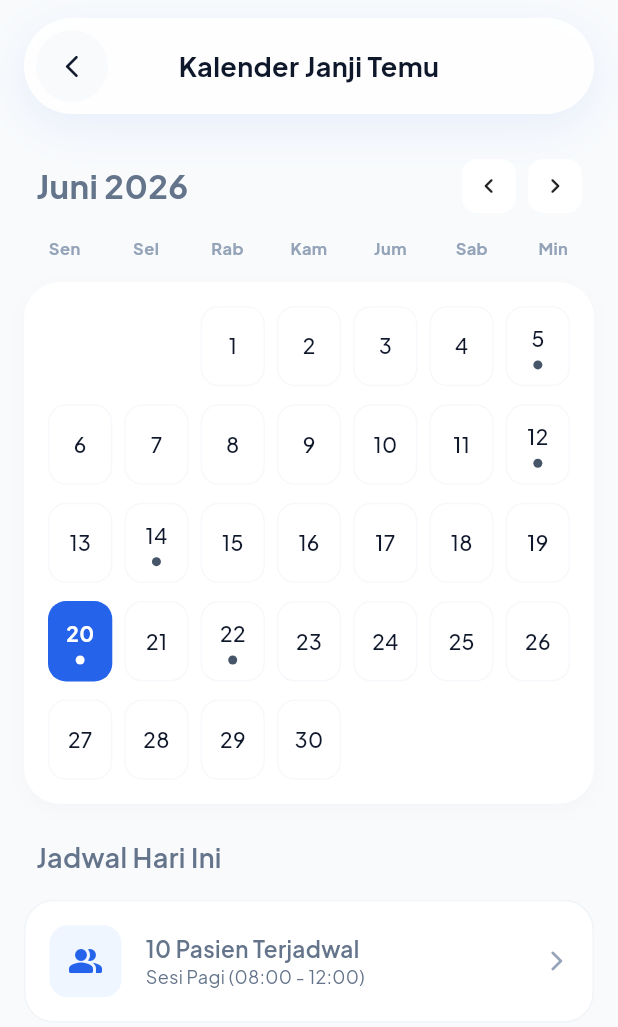
After one commit to ardhikaxx/kliniktap-app, a Flutter app: the FullCalendarPage screen opened by its route, on a phone screen of 412 x 824 dp. The commit adds this screen. Shown: the top 1027 px of the screen. Run offline on Flutter 3.47's test engine with Material 3 defaults, Android fonts, the phone set to English and light mode, and no system bars; our stand-ins replace cached_network_image, get, google_fonts; network calls fail.

Commit message:
feat: tambah Katalog Obat dan Kalender Janji Temu Penuh

```diff
--- a/lib/app/routes/app_pages.dart
+++ b/lib/app/routes/app_pages.dart
@@ -19,6 +19,10 @@ import '../../features/queue_detail/bindings/queue_detail_binding.dart';
 import '../../features/queue_detail/views/queue_detail_page.dart';
 import '../../features/add_medical_record/bindings/add_medical_record_binding.dart';
 import '../../features/add_medical_record/views/add_medical_record_page.dart';
+import '../../features/drug_catalog/bindings/drug_catalog_binding.dart';
+import '../../features/drug_catalog/views/drug_catalog_page.dart';
+import '../../features/full_calendar/bindings/full_calendar_binding.dart';
+import '../../features/full_calendar/views/full_calendar_page.dart';
 
 class AppPages {
   static const initial = Routes.mainNav;
@@ -69,5 +73,15 @@ class AppPages {
       page: () => const AddMedicalRecordPage(),
       binding: AddMedicalRecordBinding(),
     ),
+    GetPage(
+      name: Routes.drugCatalog,
+      page: () => const DrugCatalogPage(),
+      binding: DrugCatalogBinding(),
+    ),
+    GetPage(
+      name: Routes.fullCalendar,
+      page: () => const FullCalendarPage(),
+      binding: FullCalendarBinding(),
+    ),
   ];
 }
--- a/lib/app/routes/app_routes.dart
+++ b/lib/app/routes/app_routes.dart
@@ -11,4 +11,7 @@ abstract class Routes {
   static const settings = '/settings';
   static const queueDetail = '/queue-detail';
   static const addMedicalRecord = '/add-medical-record';
+
+  static const drugCatalog = '/drug-catalog';
+  static const fullCalendar = '/full-calendar';
 }
--- /dev/null
+++ b/lib/features/drug_catalog/bindings/drug_catalog_binding.dart
@@ -0,0 +1,9 @@
+import 'package:get/get.dart';
+import '../controllers/drug_catalog_controller.dart';
+
+class DrugCatalogBinding extends Bindings {
+  @override
+  void dependencies() {
+    Get.lazyPut(() => DrugCatalogController());
+  }
+}
--- /dev/null
+++ b/lib/features/drug_catalog/controllers/drug_catalog_controller.dart
@@ -0,0 +1,4 @@
+import 'package:get/get.dart';
+
+class DrugCatalogController extends GetxController {
+}
--- /dev/null
+++ b/lib/features/full_calendar/bindings/full_calendar_binding.dart
@@ -0,0 +1,9 @@
+import 'package:get/get.dart';
+import '../controllers/full_calendar_controller.dart';
+
+class FullCalendarBinding extends Bindings {
+  @override
+  void dependencies() {
+    Get.lazyPut(() => FullCalendarController());
+  }
+}
--- /dev/null
+++ b/lib/features/full_calendar/controllers/full_calendar_controller.dart
@@ -0,0 +1,4 @@
+import 'package:get/get.dart';
+
+class FullCalendarController extends GetxController {
+}
--- /dev/null
+++ b/lib/features/full_calendar/views/full_calendar_page.dart
@@ -0,0 +1,223 @@
+import 'package:flutter/material.dart';
+import 'package:get/get.dart';
+import '../controllers/full_calendar_controller.dart';
+import '../../../app/theme/app_colors.dart';
+import '../../../app/theme/app_text_styles.dart';
+
+class FullCalendarPage extends GetView<FullCalendarController> {
+  const FullCalendarPage({super.key});
+
+  @override
+  Widget build(BuildContext context) {
+    final days = ['Sen', 'Sel', 'Rab', 'Kam', 'Jum', 'Sab', 'Min'];
+    final now = DateTime.now();
+    // Dummy calendar: 30 days
+    final daysInMonth = 30;
+
+    return Scaffold(
+      backgroundColor: AppColors.background,
+      body: Stack(
+        children: [
+          SingleChildScrollView(
+            padding: EdgeInsets.only(
+              top: MediaQuery.of(context).padding.top + 90,
+              bottom: 40,
+            ),
+            child: Column(
+              children: [
+                // Calendar Header
+                Padding(
+                  padding: const EdgeInsets.symmetric(horizontal: 24, vertical: 16),
+                  child: Row(
+                    mainAxisAlignment: MainAxisAlignment.spaceBetween,
+                    children: [
+                      Text('Juni 2026', style: AppTextStyles.h2),
+                      Row(
+                        children: [
+                          Container(
+                            padding: const EdgeInsets.all(8),
+                            decoration: BoxDecoration(color: AppColors.surface, borderRadius: BorderRadius.circular(10)),
+                            child: const Icon(Icons.chevron_left_rounded, size: 20),
+                          ),
+                          const SizedBox(width: 8),
+                          Container(
+                            padding: const EdgeInsets.all(8),
+                            decoration: BoxDecoration(color: AppColors.surface, borderRadius: BorderRadius.circular(10)),
+                            child: const Icon(Icons.chevron_right_rounded, size: 20),
+                          ),
+                        ],
+                      ),
+                    ],
+                  ),
+                ),
+
+                // Days Row
+                Padding(
+                  padding: const EdgeInsets.symmetric(horizontal: 16),
+                  child: Row(
+                    mainAxisAlignment: MainAxisAlignment.spaceAround,
+                    children: days.map((day) => SizedBox(
+                      width: 40,
+                      child: Text(
+                        day,
+                        textAlign: TextAlign.center,
+                        style: AppTextStyles.caption.copyWith(color: AppColors.textHint, fontWeight: FontWeight.w700),
+                      ),
+                    )).toList(),
+                  ),
+                ),
+                const SizedBox(height: 16),
+
+                // Calendar Grid
+                Container(
+                  margin: const EdgeInsets.symmetric(horizontal: 16),
+                  padding: const EdgeInsets.all(16),
+                  decoration: BoxDecoration(
+                    color: AppColors.surface,
+                    borderRadius: BorderRadius.circular(24),
+                    boxShadow: [
+                      BoxShadow(color: Colors.black.withValues(alpha: 0.02), blurRadius: 10, offset: const Offset(0, 4)),
+                    ],
+                  ),
+                  child: GridView.builder(
+                    shrinkWrap: true,
+                    physics: const NeverScrollableScrollPhysics(),
+                    gridDelegate: const SliverGridDelegateWithFixedCrossAxisCount(
+                      crossAxisCount: 7,
+                      mainAxisSpacing: 12,
+                      crossAxisSpacing: 8,
+                      childAspectRatio: 0.8,
+                    ),
+                    itemCount: daysInMonth + 2, // offset for start day
+                    itemBuilder: (context, index) {
+                      if (index < 2) return const SizedBox(); // offset
+
+                      final dayNum = index - 1;
+                      final isToday = dayNum == now.day;
+                      final hasAppointment = [5, 12, 14, 20, 22].contains(dayNum);
+
+                      return Container(
+                        decoration: BoxDecoration(
+                          color: isToday ? AppColors.primary : Colors.transparent,
+                          borderRadius: BorderRadius.circular(12),
+                          border: isToday ? null : Border.all(color: AppColors.border.withValues(alpha: 0.3)),
+                        ),
+                        child: Column(
+                          mainAxisAlignment: MainAxisAlignment.center,
+                          children: [
+                            Text(
+                              '$dayNum',
+                              style: AppTextStyles.body.copyWith(
+                                color: isToday ? Colors.white : AppColors.textPrimary,
+                                fontWeight: isToday ? FontWeight.w700 : FontWeight.w500,
+                              ),
+                            ),
+                            if (hasAppointment) ...[
+                              const SizedBox(height: 4),
+                              Container(
+                                width: 6,
+                                height: 6,
+                                decoration: BoxDecoration(
+                                  color: isToday ? Colors.white : AppColors.secondary,
+                                  shape: BoxShape.circle,
+                                ),
+                              ),
+                            ]
+                          ],
+                        ),
+                      );
+                    },
+                  ),
+                ),
+
+                const SizedBox(height: 24),
+                // Today's schedule
+                Padding(
+                  padding: const EdgeInsets.symmetric(horizontal: 24),
+                  child: Align(
+                    alignment: Alignment.centerLeft,
+                    child: Text('Jadwal Hari Ini', style: AppTextStyles.h3),
+                  ),
+                ),
+                const SizedBox(height: 16),
+
+                // List of schedules
+                Container(
+                  margin: const EdgeInsets.symmetric(horizontal: 16),
+                  padding: const EdgeInsets.all(16),
+                  decoration: BoxDecoration(
+                    color: AppColors.surface,
+                    borderRadius: BorderRadius.circular(20),
+                    border: Border.all(color: AppColors.border.withValues(alpha: 0.5)),
+                  ),
+                  child: Row(
+                    children: [
+                      Container(
+                        padding: const EdgeInsets.all(12),
+                        decoration: BoxDecoration(color: AppColors.primarySurface, borderRadius: BorderRadius.circular(12)),
+                        child: const Icon(Icons.people_alt_rounded, color: AppColors.primary),
+                      ),
+                      const SizedBox(width: 16),
+                      Expanded(
+                        child: Column(
+                          crossAxisAlignment: CrossAxisAlignment.start,
+                          children: [
+                            Text('10 Pasien Terjadwal', style: AppTextStyles.subtitle),
+                            Text('Sesi Pagi (08:00 - 12:00)', style: AppTextStyles.bodySmall.copyWith(color: AppColors.textSecondary)),
+                          ],
+                        ),
+                      ),
+                      const Icon(Icons.arrow_forward_ios_rounded, size: 16, color: AppColors.textHint),
+                    ],
+                  ),
+                ),
+              ],
+            ),
+          ),
+
+          // Floating Pill Header
+          Positioned(
+            top: 0,
+            left: 0,
+            right: 0,
+            child: SafeArea(
+              bottom: false,
+              child: Padding(
+                padding: const EdgeInsets.symmetric(horizontal: 16, vertical: 12),
+                child: Container(
+                  height: 64,
+                  decoration: BoxDecoration(
+                    color: Colors.white.withValues(alpha: 0.95),
+                    borderRadius: BorderRadius.circular(32),
+                    boxShadow: [
+                      BoxShadow(color: AppColors.primary.withValues(alpha: 0.08), blurRadius: 24, offset: const Offset(0, 8)),
+                    ],
+                  ),
+                  child: Row(
+                    children: [
+                      const SizedBox(width: 8),
+                      InkWell(
+                        onTap: () => Get.back(),
+                        borderRadius: BorderRadius.circular(24),
+                        child: Container(
+                          width: 48,
+                          height: 48,
+                          decoration: const BoxDecoration(color: AppColors.background, shape: BoxShape.circle),
+                          child: const Icon(Icons.arrow_back_ios_new_rounded, color: AppColors.textPrimary, size: 18),
+                        ),
+                      ),
+                      Expanded(
+                        child: Text('Kalender Janji Temu', textAlign: TextAlign.center, style: AppTextStyles.h2.copyWith(fontSize: 18, color: AppColors.textPrimary)),
+                      ),
+                      const SizedBox(width: 56), // Balance
+                    ],
+                  ),
+                ),
+              ),
+            ),
+          ),
+        ],
+      ),
+    );
+  }
+}
```
Also changed, not shown: lib/features/drug_catalog/views/drug_catalog_page.dart (added, +176 -0 lines).
